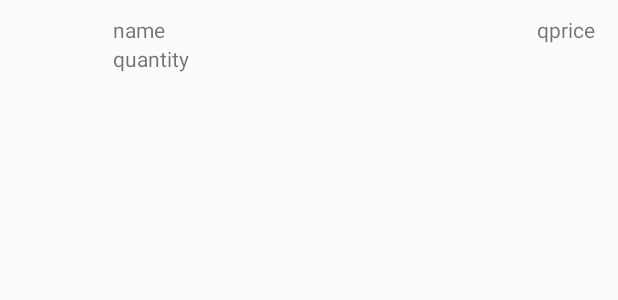
After one commit to karlo6/testing, an Android app: the layout container.xml on its own in the app's theme, with its tools: preview values and no code run, on a phone screen of 412 x 824 dp. The commit adds this screen. Shown: the top 300 px of the screen. Run offline under Robolectric (Android 15) with nearby library versions, the phone set to English and light mode, and no system bars.

Commit message:
Recycler

```diff
--- a/app/build.gradle
+++ b/app/build.gradle
@@ -21,10 +21,13 @@ android {
 
 dependencies {
     compile fileTree(dir: 'libs', include: ['*.jar'])
-    androidTestCompile('com.android.support.test.espresso:espresso-core:2.2.2', {
+    androidTestCompile('com.android.support.test.espresso:espresso-core:2.2.2',
+            {
         exclude group: 'com.android.support', module: 'support-annotations'
     })
+
     compile 'com.android.support:appcompat-v7:25.0.1'
+    compile 'com.android.support:recyclerview-v7:25.0.+'
     testCompile 'junit:junit:4.12'
     compile 'com.squareup.okhttp3:okhttp:3.3.1'
 }
--- a/app/src/main/AndroidManifest.xml
+++ b/app/src/main/AndroidManifest.xml
@@ -35,6 +35,10 @@
             android:name=".ViewActivity"
             android:label="@string/app_name">
         </activity>
+        <activity
+            android:name=".RecyclerActivity"
+            android:label="@string/app_name">
+        </activity>
     </application>
 
 </manifest>
--- a/app/src/main/res/layout/activity_main.xml
+++ b/app/src/main/res/layout/activity_main.xml
@@ -38,6 +38,12 @@
         android:layout_height="wrap_content"
         android:layout_gravity="center"
         android:id="@+id/btnSpec" />
+    <Button
+        android:text="Recycler Activity"
+        android:layout_width="150dp"
+        android:layout_height="wrap_content"
+        android:layout_gravity="center"
+        android:id="@+id/btnRec" />
 
 
 </LinearLayout>
--- /dev/null
+++ b/app/src/main/res/layout/container.xml
@@ -0,0 +1,57 @@
+<?xml version="1.0" encoding="utf-8"?>
+<RelativeLayout xmlns:android="http://schemas.android.com/apk/res/android"
+    android:layout_width="match_parent"
+    android:layout_height="wrap_content"
+    android:orientation="horizontal"
+    android:padding="10dp">
+
+<ImageView
+    android:layout_width="60dp"
+    android:layout_height="40dp"
+    android:scaleType="fitXY"
+    android:id="@+id/img"/>
+
+<TextView
+    android:layout_width="wrap_content"
+    android:layout_height="wrap_content"
+    android:id="@+id/name"
+    android:layout_marginLeft="5dp"
+    android:layout_toRightOf="@+id/img"
+    android:layout_toLeftOf="@+id/price"
+    android:text="name"
+
+    >
+</TextView>
+
+    <TextView
+        android:layout_width="wrap_content"
+        android:layout_height="wrap_content"
+        android:id="@+id/quantity"
+        android:text="quantity"
+        android:layout_marginLeft="5dp"
+        android:layout_marginRight="5dp"
+        android:layout_toRightOf="@+id/img"
+        android:layout_toEndOf="@id/img"
+        android:layout_below="@+id/name"
+
+        >
+    </TextView>
+
+    <TextView
+        android:layout_width="wrap_content"
+        android:layout_height="wrap_content"
+        android:id="@+id/price"
+        android:text="qprice"
+        android:layout_marginLeft="5dp"
+        android:layout_marginRight="5dp"
+        android:layout_alignParentRight="true"
+
+        >
+    </TextView>
+
+
+
+
+
+
+</RelativeLayout>
--- a/build.gradle
+++ b/build.gradle
@@ -6,6 +6,7 @@ buildscript {
     }
     dependencies {
         classpath 'com.android.tools.build:gradle:2.2.3'
+
 
         // NOTE: Do not place your application dependencies here; they belong
         // in the individual module build.gradle files
```
Also changed, not shown: app/src/main/java/com/javacodegeeks/MainActivity.java (+10 -1 lines), app/src/main/java/com/javacodegeeks/RecyclerActivity.java (added, +197 -0 lines), app/src/main/res/layout/RecyclerActivity.xml (added, +22 -0 lines), app/src/main/res/drawable/seekbar_calm.png (added).
